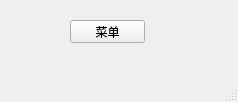
Above: mainwindow.ui from iwxyi/Qt-FacileMenu before the change. Below: the same form after it.
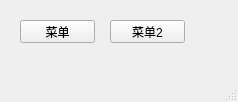
That is the form after the change. Custom widgets are drawn as their Qt base class.

```diff
--- a/mainwindow.ui
+++ b/mainwindow.ui
@@ -17,7 +17,7 @@
    <widget class="InteractiveButtonBase" name="pushButton">
     <property name="geometry">
      <rect>
-      <x>70</x>
+      <x>20</x>
       <y>20</y>
       <width>75</width>
       <height>23</height>
@@ -27,6 +27,19 @@
      <string>菜单</string>
     </property>
    </widget>
+   <widget class="InteractiveButtonBase" name="pushButton_2">
+    <property name="geometry">
+     <rect>
+      <x>110</x>
+      <y>20</y>
+      <width>75</width>
+      <height>23</height>
+     </rect>
+    </property>
+    <property name="text">
+     <string>菜单2</string>
+    </property>
+   </widget>
   </widget>
   <widget class="QMenuBar" name="menubar">
    <property name="geometry">
```
